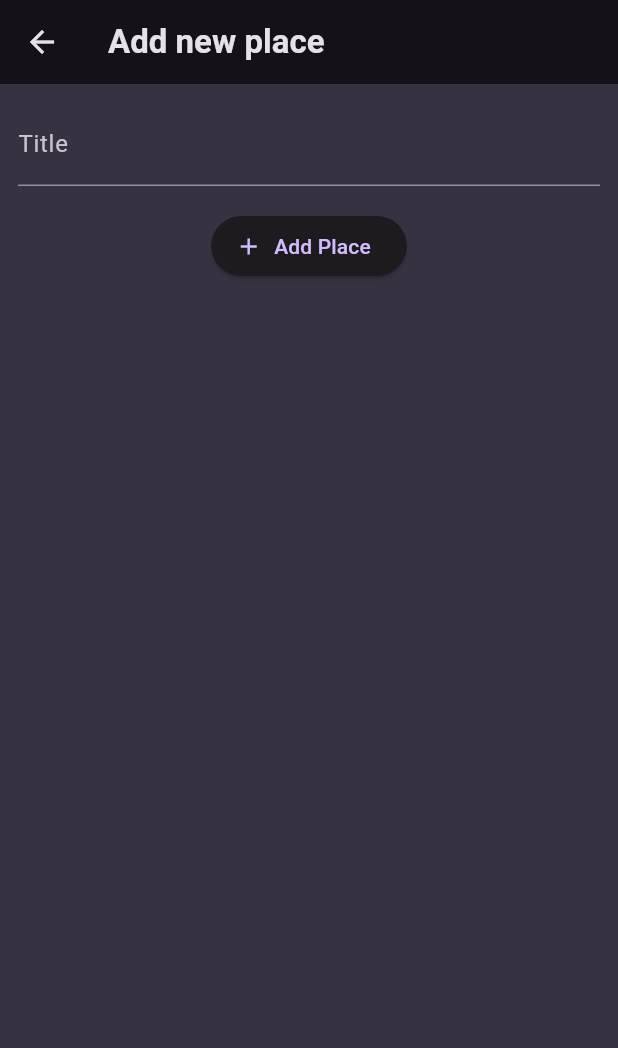
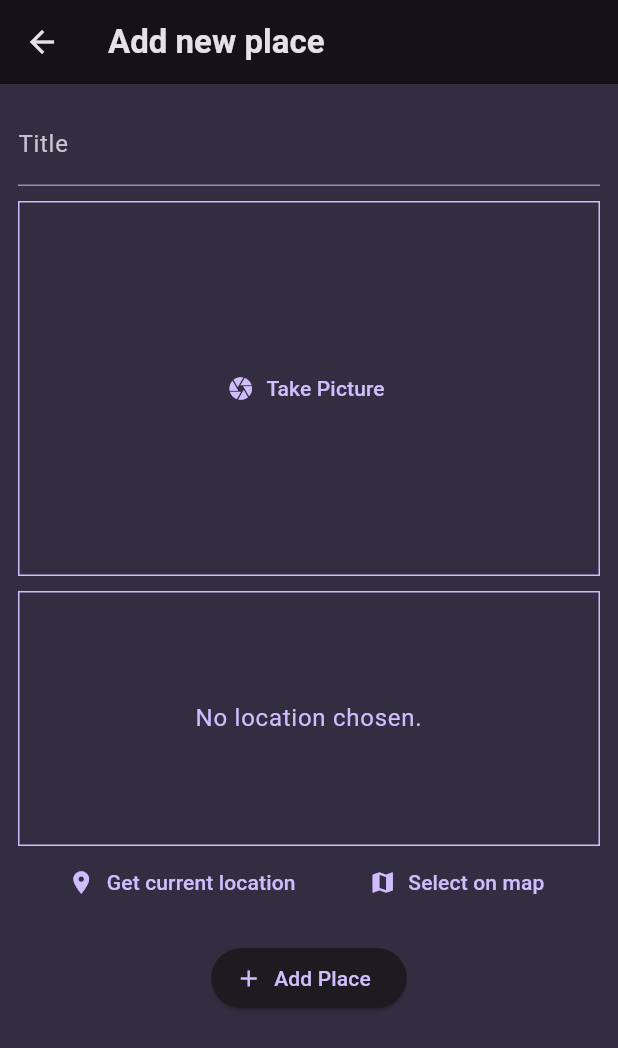
Before and after one commit to annleesw/favourite-places-app, a Flutter app: the AddPlaceScreen screen opened directly, on a phone screen of 412 x 824 dp. Shown: the top 1048 px of the screen. Run offline on Flutter 3.47's test engine with Material 3 defaults, Android fonts, the phone set to English and light mode, and no system bars; our stand-ins replace flutter_riverpod, google_fonts, google_maps_flutter, image_picker, location, sqflite; accounts and stored records are empty.

```diff
--- a/favourite_places_app/lib/main.dart
+++ b/favourite_places_app/lib/main.dart
@@ -1,16 +1,16 @@
+import 'package:flutter/material.dart';
+import 'package:flutter_riverpod/flutter_riverpod.dart';
+import 'package:google_fonts/google_fonts.dart';
+
 import 'package:favourite_places_app/screens/places.dart';
-import 'package:flutter/material.dart';
-
-import 'package:google_fonts/google_fonts.dart';
 
 final colorScheme = ColorScheme.fromSeed(
   brightness: Brightness.dark,
   seedColor: const Color.fromARGB(255, 102, 6, 247),
-  background: const Color.fromARGB(255, 56, 49, 66),
 );
 
 final theme = ThemeData().copyWith(
-  scaffoldBackgroundColor: colorScheme.background,
+  scaffoldBackgroundColor: colorScheme.onSecondary,
   colorScheme: colorScheme,
   textTheme: GoogleFonts.ubuntuCondensedTextTheme().copyWith(
     titleSmall: GoogleFonts.ubuntuCondensed(
@@ -27,12 +27,13 @@ final theme = ThemeData().copyWith(
 
 void main() {
   runApp(
-      const MyApp(),
+      const ProviderScope(
+        child: MyApp()),
   );
 }
 
 class MyApp extends StatelessWidget {
-  const MyApp({Key? key}) : super(key: key);
+  const MyApp({super.key});
 
   @override
   Widget build(BuildContext context) {
--- a/favourite_places_app/lib/model/places_model.dart
+++ b/favourite_places_app/lib/model/places_model.dart
@@ -1,10 +1,29 @@
 import 'package:uuid/uuid.dart';
+import 'dart:io';
 
 const uuid = Uuid();
 
+class PlaceLocation {
+  const PlaceLocation( {
+    required this.latitude, required this.longitude, required this.address
+  });
+
+  final double latitude;
+  final double longitude;
+  final String address;
+}
+
 class Place {
-  Place({required this.title}) : id = uuid.v4();
+  Place({
+    required this.title,
+    required this.image,
+    required this.location,
+    String? id,
+  }) : id = id ?? uuid.v4();
 
   final String id;
   final String title;
+  final File image;
+  final PlaceLocation location;
+
 }
--- a/favourite_places_app/lib/screens/add_places.dart
+++ b/favourite_places_app/lib/screens/add_places.dart
@@ -1,16 +1,37 @@
+import 'dart:io';
 import 'package:flutter/material.dart';
+import 'package:flutter_riverpod/flutter_riverpod.dart';
 
-class AddPlaceScreen extends StatefulWidget{
+import 'package:favourite_places_app/provider/user_places_provider.dart';
+import 'package:favourite_places_app/widget/image_input.dart';
+import 'package:favourite_places_app/model/places_model.dart';
+import 'package:favourite_places_app/widget/location_input.dart';
+
+class AddPlaceScreen extends ConsumerStatefulWidget{
   const AddPlaceScreen({super.key});
 
   @override
-  State<AddPlaceScreen> createState() {
+  ConsumerState<AddPlaceScreen> createState() {
     return _AddPlaceScreenState();
   }
 }
 
-class _AddPlaceScreenState extends State<AddPlaceScreen>{
+class _AddPlaceScreenState extends ConsumerState<AddPlaceScreen>{
   final _titleController = TextEditingController();
+  File ? _selectedImage;
+  PlaceLocation? _selectedLocation;
+
+  void _savePlace() {
+    final enteredText = _titleController.text; //output cannot be null
+    if (enteredText.isEmpty || _selectedImage == null || _selectedLocation == null) {
+      return;
+    }
+    ref
+      .read(userPlacesProvider.notifier)
+      .addPlace(enteredText, _selectedImage!, _selectedLocation!); //add place
+
+    Navigator.of(context).pop(); //close the screen
+  }
 
   @override
   void dispose() {
@@ -33,10 +54,25 @@ class _AddPlaceScreenState extends State<AddPlaceScreen>{
               decoration: const InputDecoration(
                 labelText: 'Title',
               ),
+              style: TextStyle(
+                color: Colors.white,
+              ),
+            ),
+            const SizedBox(height: 10),
+            ImageInput(
+              onPickImage: (image) {
+                _selectedImage = image;
+              },
+            ),
+            const SizedBox(height: 10),
+            LocationInput(
+              onSelectLocation: (location) {
+                _selectedLocation = location;
+              }
             ),
             const SizedBox(height: 16),
             ElevatedButton.icon(
-              onPressed: () {},
+              onPressed: _savePlace,
               label: const Text('Add Place'),
               icon: const Icon(Icons.add),
             ),
--- /dev/null
+++ b/favourite_places_app/lib/widget/image_input.dart
@@ -0,0 +1,68 @@
+import 'package:flutter/material.dart';
+import 'package:image_picker/image_picker.dart';
+import 'dart:io';
+
+class ImageInput extends StatefulWidget{
+  const ImageInput({super.key, required this.onPickImage});
+
+  final void Function(File image) onPickImage;
+  @override
+  State<ImageInput> createState() {
+    return _ImageInputState();
+  }
+}
+
+class _ImageInputState extends State<ImageInput> {
+  File ? _selectedImage;
+
+  void _takePicture() async {
+    final imagePicker = ImagePicker();
+    final pickedImage = await imagePicker.pickImage(
+      source: ImageSource.camera,
+      maxWidth: 600);
+
+    if (pickedImage == null) {
+      return;
+    }
+
+    setState(() {
+      _selectedImage = File(pickedImage.path);
+    });
+
+    widget.onPickImage(_selectedImage!);
+  }
+
+  @override
+  Widget build(BuildContext context) {
+    Widget content = TextButton.icon(
+        icon: const Icon(Icons.camera),
+        label: const Text('Take Picture'),
+        onPressed: _takePicture,
+      );
+
+      if (_selectedImage != null) {
+        content = GestureDetector(
+          onTap: _takePicture,
+          child: Image.file(
+            _selectedImage!,
+            fit: BoxFit.cover,
+            width: double.infinity,
+            height: double.infinity,
+          ),
+        );
+      }
+
+    return Container(
+      decoration: BoxDecoration(
+        border: Border.all(
+          width: 1,
+          color: Theme.of(context).colorScheme.primary
+        ),
+      ),
+      height: 250,
+      width: double.infinity,
+      alignment: Alignment.center,
+      child: content,
+    );
+  }
+}
--- /dev/null
+++ b/favourite_places_app/lib/widget/location_input.dart
@@ -0,0 +1,160 @@
+import 'package:flutter/material.dart';
+import 'package:location/location.dart';
+import 'package:google_maps_flutter/google_maps_flutter.dart';
+
+import 'package:http/http.dart' as http;
+import 'dart:convert';
+
+import 'package:favourite_places_app/model/places_model.dart';
+import 'package:favourite_places_app/screens/map_screen.dart';
+
+class LocationInput extends StatefulWidget{
+  const LocationInput({super.key, required this.onSelectLocation});
+
+  final void Function(PlaceLocation location) onSelectLocation;
+
+  @override
+  State<LocationInput> createState() {
+    return _LocationInputState();
+  }
+}
+
+class _LocationInputState extends State<LocationInput> {
+  PlaceLocation? _pickedLocation;
+  var _isGettingLocation = false;
+
+  String get locationImage {
+  if (_pickedLocation == null) {
+    return '';
+  }
+  final lat = _pickedLocation!.latitude;
+  final lng = _pickedLocation!.longitude;
+  return 'https://maps.googleapis.com/maps/api/staticmap?center=$lat,$lng=&zoom=16&size=600x300&maptype=roadmap&markers=color:red%7Clabel:A%7C$lat,$lng&key=AIzaSyDLcwxUggpPZo8lcbH0TB4Crq5SJjtj4ag';
+  }
+
+  Future<void> _savePlace(double latitude, double longitude) async {
+    final url = Uri.parse(
+        'https://maps.googleapis.com/maps/api/geocode/json?latlng=$latitude,$longitude&key=AIzaSyDLcwxUggpPZo8lcbH0TB4Crq5SJjtj4ag');
+    final response =  await http.get(url);
+    final resData = json.decode(response.body);
+    final address = resData['results'][0]['foratted_address'];
+
+    setState(() {
+      _pickedLocation = PlaceLocation(
+        latitude: latitude,
+        longitude: longitude,
+        address: address,
+      );
+      _isGettingLocation = false;
+    });
+
+    widget.onSelectLocation(_pickedLocation!);
+  }
+
+  void _getCurrentLocation() async {
+    Location location = Location();
+
+    bool serviceEnabled;
+    PermissionStatus permissionGranted;
+    LocationData locationData;
+
+    serviceEnabled = await location.serviceEnabled();
+    if (!serviceEnabled) {
+      serviceEnabled = await location.requestService();
+      if (!serviceEnabled) {
+        return;
+      }
+    }
+
+    permissionGranted = await location.hasPermission();
+    if (permissionGranted == PermissionStatus.denied) {
+      permissionGranted = await location.requestPermission();
+      if (permissionGranted != PermissionStatus.granted) {
+        return;
+      }
+    }
+
+    setState(() {
+      _isGettingLocation = true;
+    });
+
+    locationData = await location.getLocation();
+    final lat = locationData.latitude;
+    final lng = locationData.longitude;
+
+    if (lat == null || lng == null) {
+      return;
+    }
+
+    _savePlace(lat, lng);
+  }
+
+  void _selectOnMap() async {
+    final pickedLocation = await Navigator.of(context).push<LatLng>(
+      MaterialPageRoute(
+        builder: (ctx) => const MapScreen(),
+      ),
+    );
+
+    if (pickedLocation == null) {
+      return;
+    }
+
+    _savePlace(pickedLocation.latitude, pickedLocation.longitude);
+  }
+
+  @override
+  Widget build(BuildContext context) {
+    Widget previewContent = Text(
+            'No location chosen.',
+            textAlign: TextAlign.center,
+            style: Theme.of(context).textTheme.bodyLarge!.copyWith(
+              color: Theme.of(context).colorScheme.primary,
+            ),
+          );
+
+    if (_pickedLocation != null) {
+      previewContent = Image.network(
+        locationImage,
+        fit: BoxFit.cover,
+        width: double.infinity,
+        height: double.infinity,
+      );
+    }
+
+    if (_isGettingLocation) {
+      previewContent = CircularProgressIndicator();
+    }
+
+    return Column(
+      children: [
+        Container(
+          height: 170,
+          width: double.infinity,
+          alignment: Alignment.center,
+          decoration: BoxDecoration(
+            border: Border.all(
+            width: 1,
+            color: Theme.of(context).colorScheme.primary
+            ),
+          ),
+          child: previewContent,
+        ),
+        Row(
+          mainAxisAlignment: MainAxisAlignment.spaceEvenly,
+          children: [
+            TextButton.icon(
+              icon: const Icon(Icons.location_on),
+              label: const Text('Get current location'),
+              onPressed: _getCurrentLocation,
+            ),
+            TextButton.icon(
+              icon: const Icon(Icons.map),
+              label: const Text('Select on map'),
+              onPressed: _selectOnMap,
+            ),
+          ],
+        ),
+    ]);
+  }
+}
```
Also changed, not shown: favourite_places_app/lib/provider/favourites_provider.dart (deleted, +0 -24 lines), favourite_places_app/lib/provider/user_places_provider.dart (added, +73 -0 lines), favourite_places_app/lib/screens/map_screen.dart (added, +69 -0 lines), favourite_places_app/lib/screens/places.dart (+31 -4 lines), favourite_places_app/lib/screens/places_details_screen.dart (+83 -0 lines), favourite_places_app/lib/widget/places_list.dart (+21 -3 lines), favourite_places_app/pubspec.yaml (+7 -1 lines), favourite_places_app/pubspec.lock, 11 other files.
